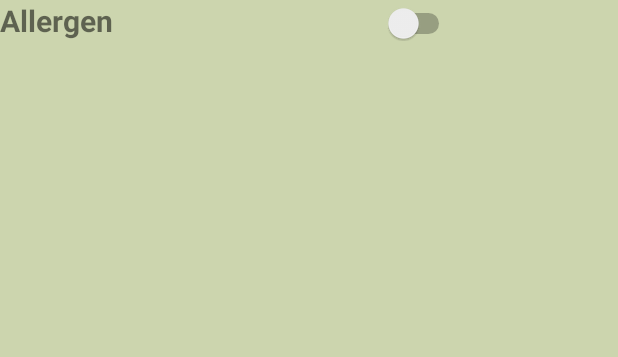
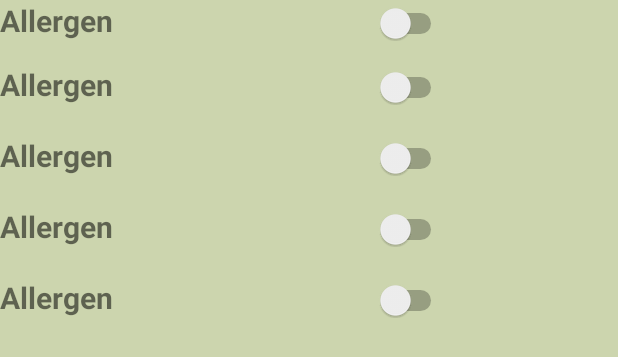
Before and after one commit to JacobChojnacki/Allergic_Detector_Application, an Android app: the layout allergen_item.xml on its own in the app's theme, with its tools: preview values and no code run, on a phone screen of 412 x 824 dp. Shown: the top 357 px of the screen. Run offline under Robolectric (Android 15) with nearby library versions, the phone set to English and light mode, and no system bars.

Commit message:
02.11.2022

```diff
--- a/app/build.gradle
+++ b/app/build.gradle
@@ -24,6 +24,10 @@ android {
             proguardFiles getDefaultProguardFile('proguard-android-optimize.txt'), 'proguard-rules.pro'
         }
     }
+    buildFeatures {
+        viewBinding true
+    }
+
     compileOptions {
         sourceCompatibility JavaVersion.VERSION_1_8
         targetCompatibility JavaVersion.VERSION_1_8
--- a/app/src/main/java/com/example/allergicdetectorapplication/Account/LogIn.kt
+++ b/app/src/main/java/com/example/allergicdetectorapplication/Account/LogIn.kt
@@ -15,7 +15,6 @@ class LogIn : AppCompatActivity() {
     private lateinit var edxPasswordLog: EditText
     private lateinit var btnLogInLog: Button
     private lateinit var btnCancelLog: Button
-
     private lateinit var mAuth: FirebaseAuth
 
     override fun onCreate(savedInstanceState: Bundle?) {
@@ -46,9 +45,7 @@ class LogIn : AppCompatActivity() {
                 if (task.isSuccessful) {
                     // Sign in success, update UI with the signed-in user's information
                     val intent = Intent(this@LogIn, UserMain::class.java).also {
-                        it.putExtra("email", email.replaceAfter('@', "")
-                                                        .replace("@","")
-                                                        .uppercase())
+                        it.putExtra("email", email)
                     }
                     startActivity(intent)
                 } else {
--- a/app/src/main/java/com/example/allergicdetectorapplication/Account/MainActivity.kt
+++ b/app/src/main/java/com/example/allergicdetectorapplication/Account/MainActivity.kt
@@ -5,6 +5,7 @@ import android.os.Bundle
 import androidx.appcompat.app.AppCompatActivity
 import android.widget.Button
 import com.example.allergicdetectorapplication.R
+
 
 class MainActivity : AppCompatActivity() {
     private lateinit var btnLogin: Button
@@ -16,7 +17,6 @@ class MainActivity : AppCompatActivity() {
 
         btnLogin = findViewById(R.id.btnLoginIn)
         btnSignUP = findViewById(R.id.btnSignUp)
-
         btnSignUP.setOnClickListener {
             val intent = Intent(this, SignUp::class.java)
             startActivity(intent)
--- a/app/src/main/res/layout/allergen_item.xml
+++ b/app/src/main/res/layout/allergen_item.xml
@@ -7,23 +7,114 @@
     android:background="#CCD5AE"
     android:orientation="vertical"
     tools:context=".Account.MainActivity">
+
     <LinearLayout
         android:layout_width="wrap_content"
         android:layout_height="wrap_content"
         android:orientation="horizontal">
+
         <TextView
-            android:id="@+id/dbAllergen"
-            android:layout_width="wrap_content"
+            android:id="@+id/Allergen"
+            android:layout_width="200sp"
             android:layout_height="wrap_content"
             android:text="Allergen"
             android:textSize="20sp"
-            android:textStyle="bold"/>
+            android:textStyle="bold" />
+
         <Switch
+            android:id="@+id/AllergenSwitch"
             android:layout_width="wrap_content"
-            android:layout_marginStart="180dp"
             android:layout_height="wrap_content"
+            android:layout_marginStart="50dp"
             tools:ignore="UseSwitchCompatOrMaterialXml" />
+    </LinearLayout>
 
+    <LinearLayout
+        android:layout_width="wrap_content"
+        android:layout_height="wrap_content"
+        android:layout_marginTop="15sp"
+        android:orientation="horizontal">
+
+        <TextView
+            android:id="@+id/Allergen2"
+            android:layout_width="200sp"
+            android:layout_height="wrap_content"
+            android:text="Allergen"
+            android:textSize="20sp"
+            android:textStyle="bold" />
+
+        <Switch
+            android:id="@+id/Allergen2Switch"
+            android:layout_width="wrap_content"
+            android:layout_height="wrap_content"
+            android:layout_marginStart="50sp"
+            tools:ignore="UseSwitchCompatOrMaterialXml" />
+    </LinearLayout>
+
+    <LinearLayout
+        android:layout_width="wrap_content"
+        android:layout_height="wrap_content"
+        android:layout_marginTop="20sp"
+        android:orientation="horizontal">
+
+        <TextView
+            android:id="@+id/Allergen3"
+            android:layout_width="200sp"
+            android:layout_height="wrap_content"
+            android:text="Allergen"
+            android:textSize="20sp"
+            android:textStyle="bold" />
+
+        <Switch
+            android:id="@+id/Allergen3Switch"
+            android:layout_width="wrap_content"
+            android:layout_height="wrap_content"
+            android:layout_marginStart="50dp"
+            tools:ignore="UseSwitchCompatOrMaterialXml" />
+    </LinearLayout>
+
+    <LinearLayout
+        android:layout_width="wrap_content"
+        android:layout_height="wrap_content"
+        android:orientation="horizontal"
+        android:layout_marginTop="20sp">
+
+        <TextView
+            android:id="@+id/Allergen4"
+            android:layout_width="200sp"
+            android:layout_height="wrap_content"
+            android:text="Allergen"
+            android:textSize="20sp"
+            android:textStyle="bold" />
+
+        <Switch
+            android:id="@+id/Allergen4Switch"
+            android:layout_width="wrap_content"
+            android:layout_height="wrap_content"
+            android:layout_marginStart="50dp"
+            tools:ignore="UseSwitchCompatOrMaterialXml" />
+    </LinearLayout>
+
+    <LinearLayout
+        android:layout_width="wrap_content"
+        android:layout_height="wrap_content"
+        android:orientation="horizontal"
+        android:layout_marginTop="20sp">
+
+        <TextView
+            android:id="@+id/Allergen5"
+            android:layout_width="200sp"
+            android:layout_height="wrap_content"
+            android:text="Allergen"
+            android:textSize="20sp"
+            android:textStyle="bold" />
+
+        <Switch
+            android:id="@+id/Allergen5Switch"
+            android:layout_width="wrap_content"
+            android:layout_height="wrap_content"
+            android:layout_marginStart="50dp"
+            tools:ignore="UseSwitchCompatOrMaterialXml" />
     </LinearLayout>
 
 
```
Also changed, not shown: app/src/main/java/com/example/allergicdetectorapplication/Account/SignUp.kt (+44 -9 lines), app/src/main/java/com/example/allergicdetectorapplication/UserTools/MyAdapter.kt (+10 -1 lines), app/src/main/java/com/example/allergicdetectorapplication/UserTools/UserAllergens.kt (+26 -13 lines), app/src/main/java/com/example/allergicdetectorapplication/UserTools/UserMain.kt (+37 -5 lines), app/src/main/java/com/example/allergicdetectorapplication/models/Allergens.kt (+20 -1 lines).
